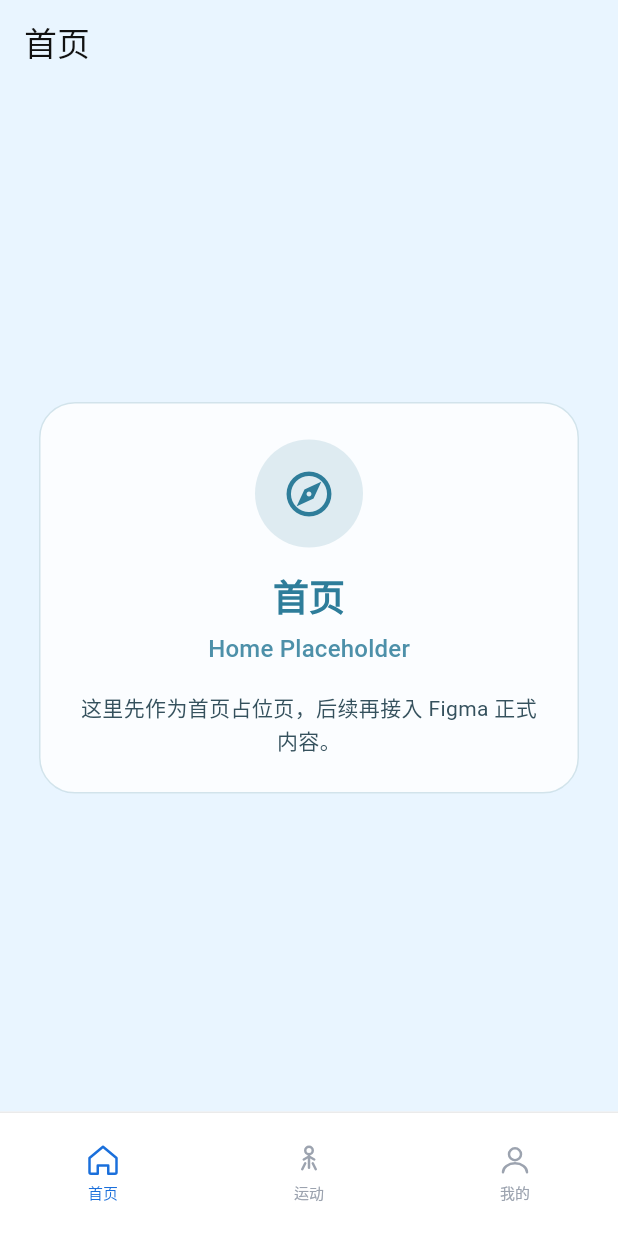
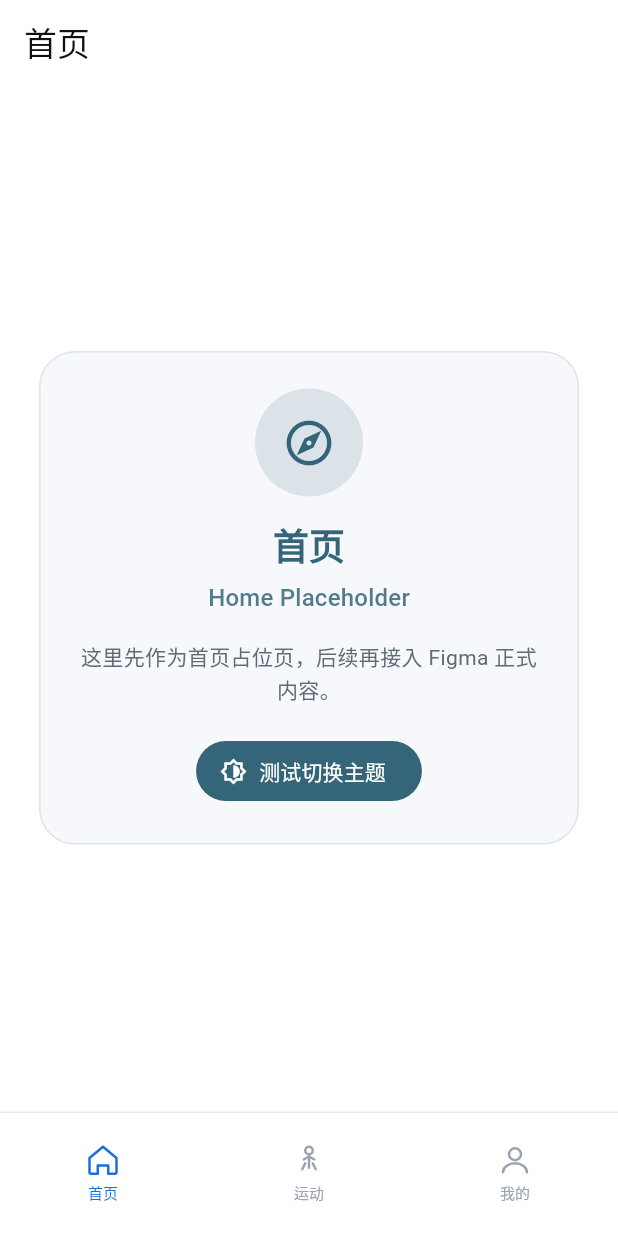
Before and after one commit to DongLiang01/walkWorld, a Flutter app: the screen it shows after launch, item 3 of the bottom bar chosen, after a tap on "首页", on a phone screen of 412 x 824 dp. Run offline on Flutter 3.47's test engine with Material 3 defaults, Android fonts, the phone set to English and light mode, and no system bars; our stand-ins replace flutter_riverpod, flutter_svg.

Commit message:
添加白天黑夜切换测试逻辑

```diff
--- a/walkworld/lib/features/home/presentation/pages/home_placeholder_page.dart
+++ b/walkworld/lib/features/home/presentation/pages/home_placeholder_page.dart
@@ -1,20 +1,28 @@
 import 'package:flutter/material.dart';
+import 'package:flutter_riverpod/flutter_riverpod.dart';
+
+import '../../../../app/theme/app_theme_tokens.dart';
+import '../../../../main.dart';
 
 /// 首页默认占位页。
 ///
 /// 当前仅用于搭建底部导航架构，后续会按正式设计稿替换。
-class HomePlaceholderPage extends StatelessWidget {
+class HomePlaceholderPage extends ConsumerWidget {
   const HomePlaceholderPage({super.key});
 
   @override
-  Widget build(BuildContext context) {
-    return const _PlaceholderScaffold(
+  Widget build(BuildContext context, WidgetRef ref) {
+    return _PlaceholderScaffold(
       title: '首页',
       subtitle: 'Home Placeholder',
-      backgroundColor: Color(0xFFE9F5FF),
-      accentColor: Color(0xFF2E7D9A),
       description: '这里先作为首页占位页，后续再接入 Figma 正式内容。',
       icon: Icons.explore_outlined,
+      onToggleTheme: () {
+        final brightness = Theme.of(context).brightness;
+
+        // 测试按钮仅在白天与黑夜之间切换，便于直接验证主题资源与配色。
+        ref.read(themeModeProvider.notifier).toggleForTest(brightness);
+      },
     );
   }
 }
@@ -23,26 +31,28 @@ class _PlaceholderScaffold extends StatelessWidget {
   const _PlaceholderScaffold({
     required this.title,
     required this.subtitle,
-    required this.backgroundColor,
-    required this.accentColor,
     required this.description,
     required this.icon,
+    required this.onToggleTheme,
   });
 
   final String title;
   final String subtitle;
-  final Color backgroundColor;
-  final Color accentColor;
   final String description;
   final IconData icon;
+  final VoidCallback onToggleTheme;
 
   @override
   Widget build(BuildContext context) {
+    final tokens = Theme.of(context).extension<AppThemeTokens>()!;
     final textTheme = Theme.of(context).textTheme;
+    final scaffoldColor = tokens.surfacePrimary;
+    final panelColor = tokens.surfaceSecondary.withValues(alpha: 0.88);
+    final accentColor = tokens.brandPrimary;
 
     return Scaffold(
-      backgroundColor: backgroundColor,
-      appBar: AppBar(title: Text(title), backgroundColor: backgroundColor),
+      backgroundColor: scaffoldColor,
+      appBar: AppBar(title: Text(title), backgroundColor: scaffoldColor),
       body: Center(
         child: Padding(
           padding: const EdgeInsets.symmetric(horizontal: 24),
@@ -51,9 +61,9 @@ class _PlaceholderScaffold extends StatelessWidget {
             constraints: const BoxConstraints(maxWidth: 360),
             padding: const EdgeInsets.all(24),
             decoration: BoxDecoration(
-              color: Colors.white.withValues(alpha: 0.82),
+              color: panelColor,
               borderRadius: BorderRadius.circular(24),
-              border: Border.all(color: accentColor.withValues(alpha: 0.2)),
+              border: Border.all(color: tokens.borderPrimary),
             ),
             child: Column(
               mainAxisSize: MainAxisSize.min,
@@ -84,8 +94,14 @@ class _PlaceholderScaffold extends StatelessWidget {
                   textAlign: TextAlign.center,
                   style: textTheme.bodyMedium?.copyWith(
                     height: 1.5,
-                    color: const Color(0xFF35515D),
+                    color: tokens.textSecondary,
                   ),
+                ),
+                const SizedBox(height: 20),
+                FilledButton.icon(
+                  onPressed: onToggleTheme,
+                  icon: const Icon(Icons.brightness_6_outlined),
+                  label: const Text('测试切换主题'),
                 ),
               ],
             ),
--- a/walkworld/lib/main.dart
+++ b/walkworld/lib/main.dart
@@ -4,20 +4,44 @@ import 'package:flutter_riverpod/flutter_riverpod.dart';
 import 'app/presentation/pages/app_shell_page.dart';
 import 'app/theme/app_theme.dart';
 
+/// 应用主题模式。
+///
+/// 默认跟随系统，仅在首页测试按钮点击后切换为显式白天或黑夜模式。
+final themeModeProvider = NotifierProvider<ThemeModeController, ThemeMode>(
+  ThemeModeController.new,
+);
+
+/// 声明状态类型是ThemeMode
+class ThemeModeController extends Notifier<ThemeMode> {
+  @override
+  ThemeMode build() => ThemeMode.system;
+
+  /// 在白天与黑夜模式之间切换，供首页测试按钮直接调用。
+  void toggleForTest(Brightness brightness) {
+    state = brightness == Brightness.dark ? ThemeMode.light : ThemeMode.dark;
+  }
+}
+
+/// Riverpod 入口，ProviderScope 开启 Riverpod 状态管理，child 是根 widget
 void main() {
   runApp(const ProviderScope(child: MyApp()));
 }
 
-class MyApp extends StatelessWidget {
+/// ConsumerWidget = 能消费 provider 的 Widget
+class MyApp extends ConsumerWidget {
   const MyApp({super.key});
 
   @override
-  Widget build(BuildContext context) {
+  /// WidgetRef 是 Riverpod 提供的引用对象，用来在 Widget 中访问 providers
+  Widget build(BuildContext context, WidgetRef ref) {
+    // ref.watch() 监听 provider 变化，变化时 rebuild
+    final themeMode = ref.watch(themeModeProvider);
+
     return MaterialApp(
       title: 'Walkworld',
       theme: AppTheme.light(),
       darkTheme: AppTheme.dark(),
-      themeMode: ThemeMode.system,
+      themeMode: themeMode,
       home: const AppShellPage(),
     );
   }
```
